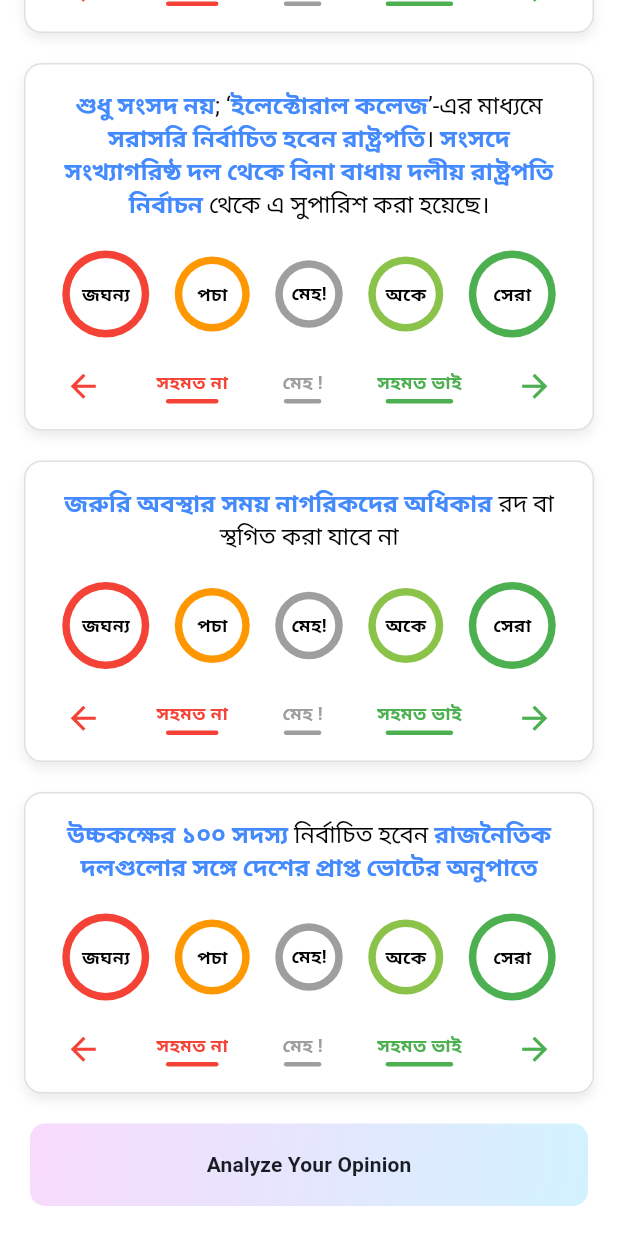
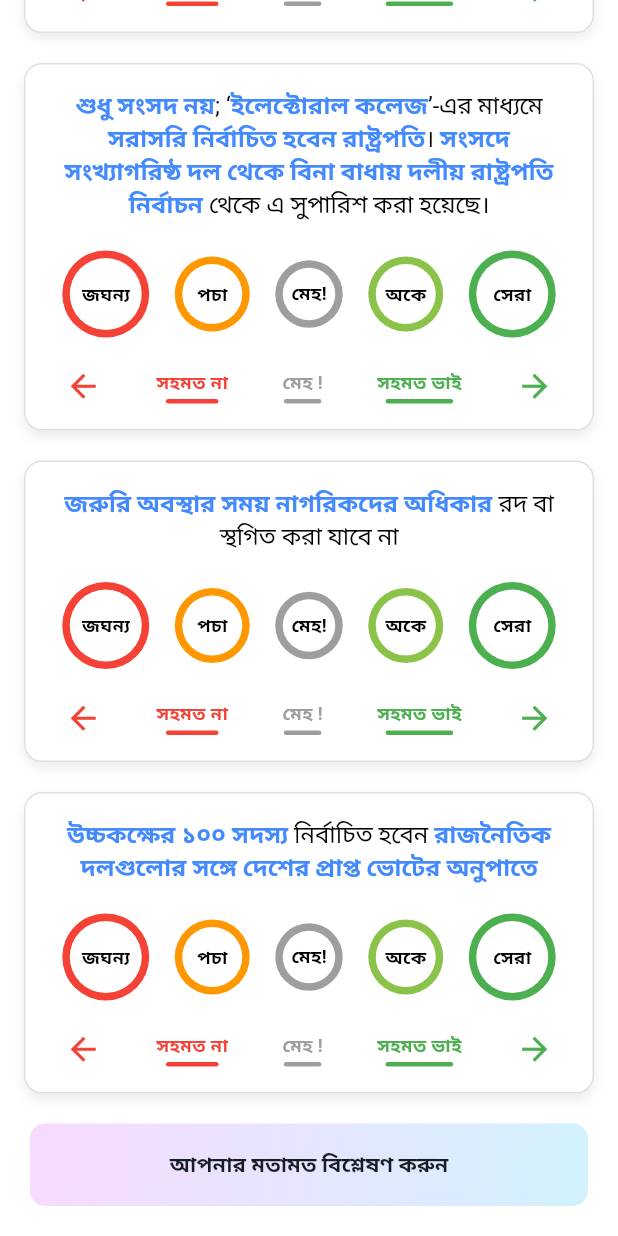
Before and after one commit to mzahin01/agreeculture, a Flutter app: the screen it shows after launch, scrolled down 1921 dp, on a phone screen of 412 x 824 dp. Run offline on Flutter 3.47's test engine with Material 3 defaults, Android fonts, the light colour scheme and no system bars; our stand-ins replace cached_network_image, flutter_screenutil, flutter_svg, get, lottie; Roboto replaces fonts that are missing (SFProText).

Commit message:
few updat

```diff
--- a/lib/app/modules/home/views/home_view.dart
+++ b/lib/app/modules/home/views/home_view.dart
@@ -56,7 +56,7 @@ class HomeView extends GetView<HomeController> {
               width: min(double.maxFinite, 600),
               child: BarButton(
                 height: 55,
-                title: 'Analyze Your Opinion',
+                title: 'আপনার মতামত বিশ্লেষণ করুন',
                 onPressed: () {
                   if (controller.checkAllVotes()) {
                     Get.toNamed(
```
